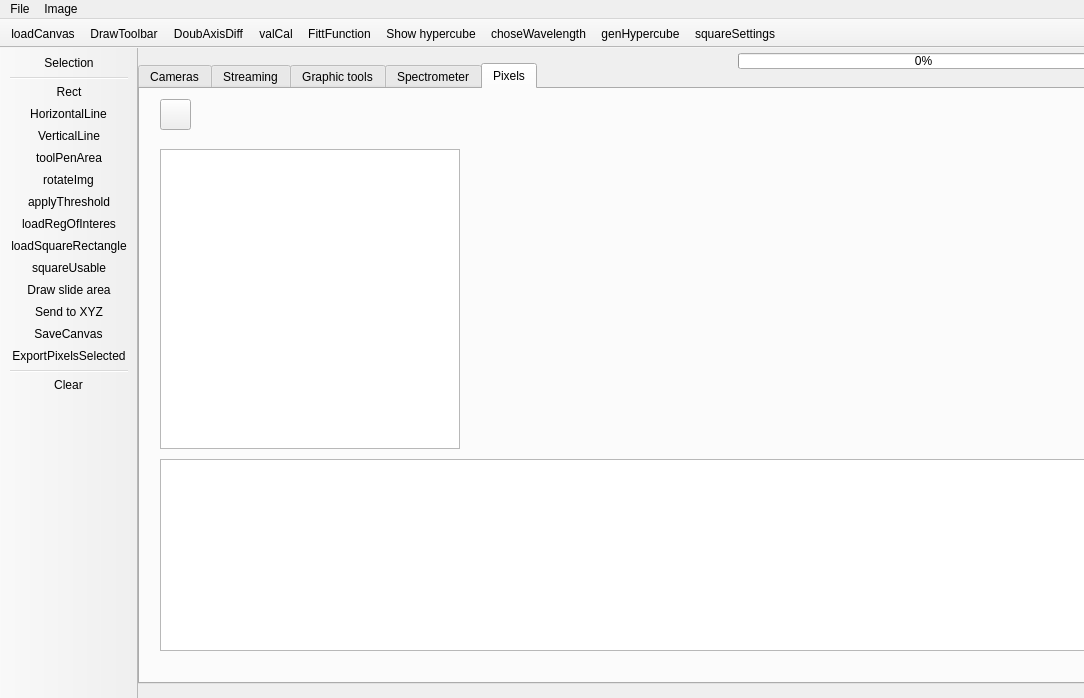
First picture: the form in mainwindow.ui, repository JairoSalazarV/QtHypCam, before the edit.
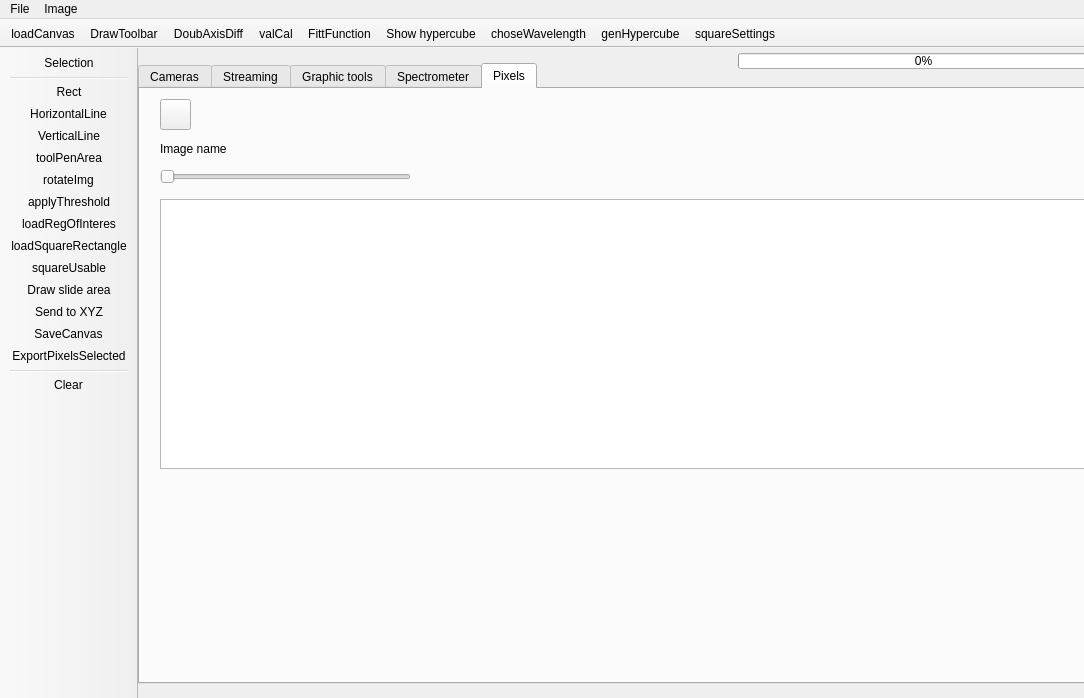
Second picture: the form after the edit. Icons and pictures are not drawn.

Commit message: Spectral Pixel Enabled

Patch:
```diff
--- a/mainwindow.ui
+++ b/mainwindow.ui
@@ -1021,26 +1021,45 @@
         <normaloff>:/new/icons/imagenInte/folder-icon.png</normaloff>:/new/icons/imagenInte/folder-icon.png</iconset>
       </property>
      </widget>
-     <widget class="QGraphicsView" name="gaphViewImg">
-      <property name="geometry">
-       <rect>
-        <x>20</x>
-        <y>60</y>
-        <width>300</width>
-        <height>300</height>
-       </rect>
-      </property>
-     </widget>
      <widget class="QGraphicsView" name="gaphViewPlot">
       <property name="geometry">
        <rect>
         <x>20</x>
-        <y>370</y>
+        <y>110</y>
         <width>1000</width>
-        <height>192</height>
+        <height>270</height>
        </rect>
       </property>
      </widget>
+     <widget class="QSlider" name="slideChangeImage">
+      <property name="enabled">
+       <bool>false</bool>
+      </property>
+      <property name="geometry">
+       <rect>
+        <x>20</x>
+        <y>80</y>
+        <width>251</width>
+        <height>16</height>
+       </rect>
+      </property>
+      <property name="orientation">
+       <enum>Qt::Horizontal</enum>
+      </property>
+     </widget>
+     <widget class="QLabel" name="labelCubeImageName">
+      <property name="geometry">
+       <rect>
+        <x>20</x>
+        <y>50</y>
+        <width>251</width>
+        <height>20</height>
+       </rect>
+      </property>
+      <property name="text">
+       <string>Image name</string>
+      </property>
+     </widget>
     </widget>
    </widget>
    <widget class="QProgressBar" name="progBar">
```
The commit also changes 6 other files.
